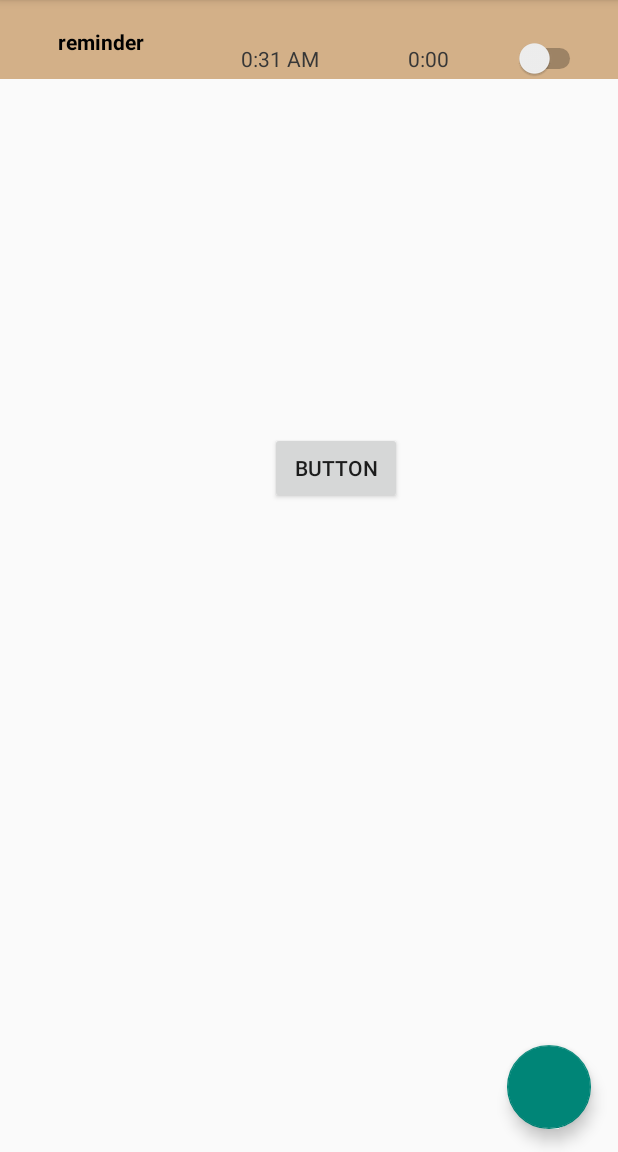
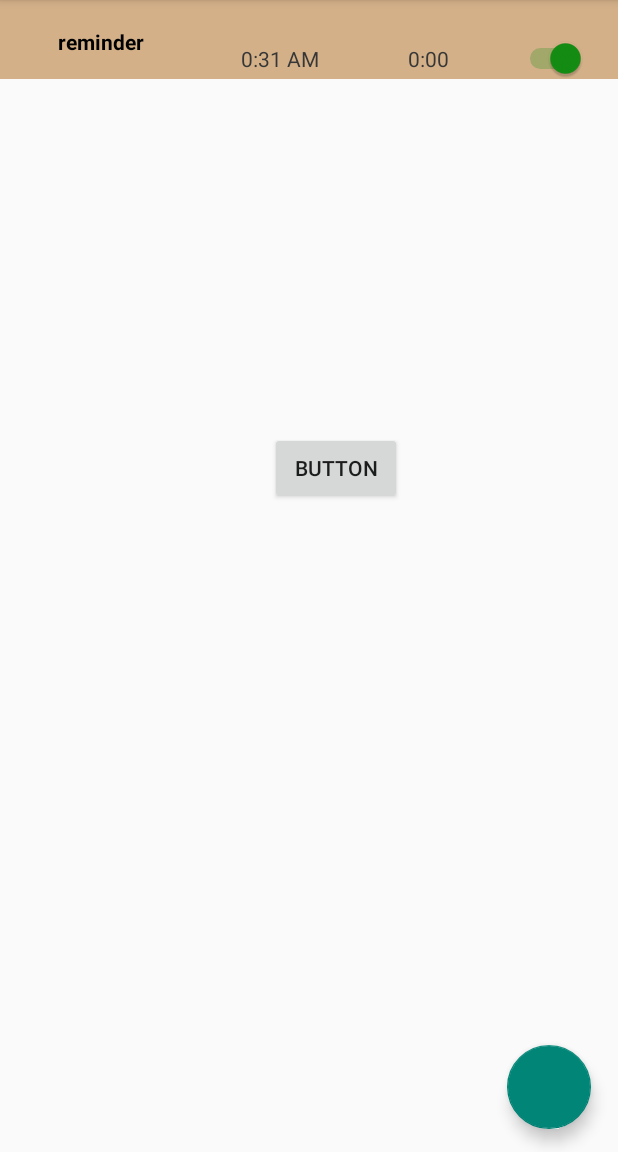
Before and after one commit to JohnK0/NudgeSwype, an Android app: the fragment reminderFragment placed in its activity, after a tap on "CREATE", on a phone screen of 412 x 824 dp, the part 84-1236 px from its top. Run offline under Robolectric (Android 15) with nearby library versions, the phone set to English and light mode, and no system bars.

Commit message:
Reminders should be activated on creation

```diff
--- a/app/src/main/assets/reminders.json
+++ b/app/src/main/assets/reminders.json
@@ -1,5 +1,4 @@
 {
   "reminders": {
-
   }
 }
--- a/app/src/main/java/com/hci/nudgeswype/listAdapter.kt
+++ b/app/src/main/java/com/hci/nudgeswype/listAdapter.kt
@@ -1,9 +1,9 @@
 package com.hci.nudgeswype
 
-import android.graphics.Movie
 import android.support.v7.widget.RecyclerView
 import android.view.LayoutInflater
 import android.view.ViewGroup
+import android.widget.Switch
 import android.widget.TextView
 
 class ListAdapter(private val list: List<reminder_object>)
@@ -28,18 +28,21 @@ class ReminderViewHolder(inflater: LayoutInflater, parent: ViewGroup) :
     private var reminderNameView: TextView? = null
     private var reminderTimeView: TextView? = null
     private var reminderSnoozeView: TextView? = null
+    private var reminderSwitch: Switch? = null
 
 
     init {
         reminderNameView = itemView.findViewById(R.id.reminderName)
         reminderTimeView = itemView.findViewById(R.id.reminderTime)
         reminderSnoozeView = itemView.findViewById(R.id.reminderSnooze)
+        reminderSwitch = itemView.findViewById(R.id.reminderSwitch)
     }
 
     fun bind(reminder: reminder_object) {
         reminderNameView?.text = reminder.name
         reminderTimeView?.text = reminder.reminder_time
         reminderSnoozeView?.text = reminder.snooze_time
+        reminderSwitch?.setChecked(reminder.isChecked)
     }
 
 }
--- a/app/src/main/java/com/hci/nudgeswype/mainFragment.kt
+++ b/app/src/main/java/com/hci/nudgeswype/mainFragment.kt
@@ -11,7 +11,7 @@ import kotlinx.android.synthetic.main.recycler_view_frag.*
 import org.json.JSONObject
 import java.io.IOException
 
-data class reminder_object(val reminder_time: String, val snooze_time: String, val name: String)
+data class reminder_object(val reminder_time: String, val snooze_time: String, val name: String, val isChecked: Boolean )
 
 class MainFragment : Fragment() {
 
@@ -82,7 +82,7 @@ class MainFragment : Fragment() {
         for (i in 0 until length) {
             val currentReminder = totalReminders.getJSONObject((i+1).toString())
             reminders.add(reminder_object(currentReminder.getString("reminder_time"), currentReminder.getString("snooze_time"),
-                currentReminder.getString("reminder_name")))
+                currentReminder.getString("reminder_name"),true))
 
         }
 
--- a/app/src/main/res/layout/reminder.xml
+++ b/app/src/main/res/layout/reminder.xml
@@ -21,9 +21,9 @@
             android:layout_width="58dp"
             android:layout_height="23dp"
             android:id="@+id/reminderSnooze" android:gravity="center"
-            app:layout_constraintBaseline_toBaselineOf="@+id/toggleSwitch"
+            app:layout_constraintBaseline_toBaselineOf="@+id/reminderSwitch"
             app:layout_constraintStart_toEndOf="@+id/reminderTime"
-            app:layout_constraintEnd_toStartOf="@+id/toggleSwitch" android:layout_marginEnd="12dp"
+            app:layout_constraintEnd_toStartOf="@+id/reminderSwitch" android:layout_marginEnd="12dp"
             android:layout_marginRight="12dp" android:textColor="@color/daysOfTheWeekOff"/>
     <TextView
             android:text="@string/reminder_time"
@@ -39,7 +39,7 @@
     <Switch
             android:layout_width="wrap_content"
             android:layout_height="wrap_content"
-            android:id="@+id/toggleSwitch" android:layout_marginTop="25dp"
+            android:id="@+id/reminderSwitch" android:layout_marginTop="25dp"
             android:theme="@style/SwitchTheme"
             app:layout_constraintStart_toEndOf="@+id/reminderSnooze" app:layout_constraintEnd_toEndOf="parent"
             app:layout_constraintTop_toTopOf="parent" android:layout_marginEnd="6dp" android:layout_marginRight="6dp"
```
